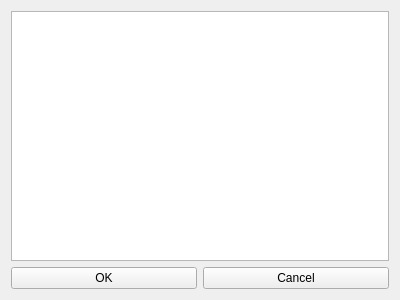
Before: the Qt Designer form QWidgetSampleUI/mainwindow.ui in Tetr4/QWidget, drawn with Qt 5.
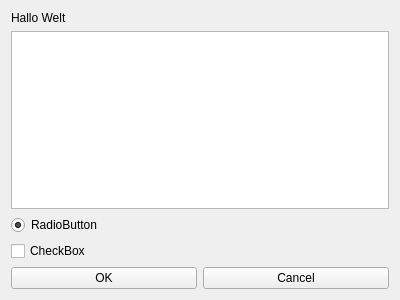
After: the same form once the commit is applied.

Commit message: added Label, RadioButton and CheckBox

What changed in the file:
```diff
--- a/QWidgetSampleUI/mainwindow.ui
+++ b/QWidgetSampleUI/mainwindow.ui
@@ -15,9 +15,33 @@
   </property>
   <widget class="QWidget" name="centralWidget">
    <layout class="QVBoxLayout" name="verticalLayout">
+    <item>
+     <widget class="QLabel" name="label">
+      <property name="text">
+       <string>Hallo Welt</string>
+      </property>
+     </widget>
+    </item>
     <item>
      <widget class="QTextEdit" name="textEdit"/>
     </item>
+    <item>
+     <widget class="QRadioButton" name="radioButton">
+      <property name="text">
+       <string>RadioButton</string>
+      </property>
+      <property name="checked">
+       <bool>true</bool>
+      </property>
+     </widget>
+    </item>
+    <item>
+     <widget class="QCheckBox" name="checkBox">
+      <property name="text">
+       <string>CheckBox</string>
+      </property>
+     </widget>
+    </item>
     <item>
      <layout class="QHBoxLayout" name="horizontalLayout">
       <item>
```
The commit also changes 4 other files.
